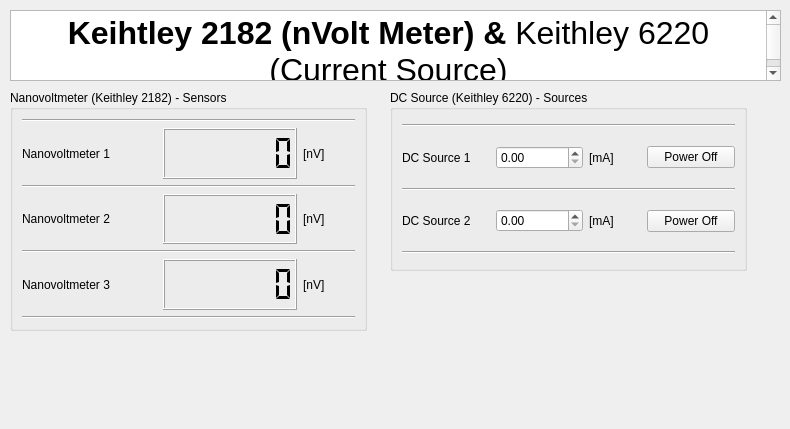
This is Keithley/Keithley_Control.ui in Cryostat-GUI/Cryostat-GUI as Qt 5 draws it before an edit. The edited form follows.
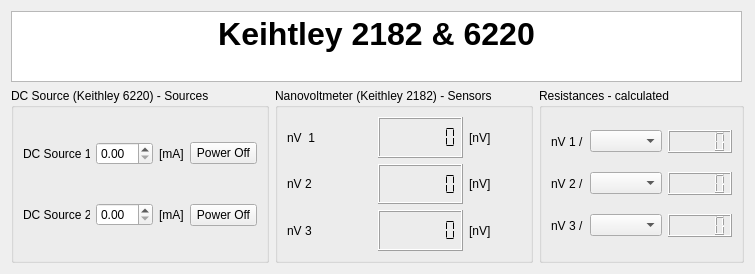
This is the edited form.

The edit to the form file:
```diff
--- a/Keithley/Keithley_Control.ui
+++ b/Keithley/Keithley_Control.ui
@@ -6,202 +6,22 @@
    <rect>
     <x>0</x>
     <y>0</y>
-    <width>790</width>
-    <height>429</height>
+    <width>755</width>
+    <height>274</height>
    </rect>
   </property>
+  <property name="minimumSize">
+   <size>
+    <width>755</width>
+    <height>274</height>
+   </size>
+  </property>
   <property name="windowTitle">
    <string>Form</string>
   </property>
-  <widget class="QTextBrowser" name="textBrowser">
-   <property name="geometry">
-    <rect>
-     <x>10</x>
-     <y>10</y>
-     <width>771</width>
-     <height>71</height>
-    </rect>
-   </property>
-   <property name="minimumSize">
-    <size>
-     <width>731</width>
-     <height>71</height>
-    </size>
-   </property>
-   <property name="maximumSize">
-    <size>
-     <width>16777215</width>
-     <height>71</height>
-    </size>
-   </property>
-   <property name="frameShape">
-    <enum>QFrame::StyledPanel</enum>
-   </property>
-   <property name="frameShadow">
-    <enum>QFrame::Raised</enum>
-   </property>
-   <property name="html">
-    <string>&lt;!DOCTYPE HTML PUBLIC &quot;-//W3C//DTD HTML 4.0//EN&quot; &quot;http://www.w3.org/TR/REC-html40/strict.dtd&quot;&gt;
-&lt;html&gt;&lt;head&gt;&lt;meta name=&quot;qrichtext&quot; content=&quot;1&quot; /&gt;&lt;style type=&quot;text/css&quot;&gt;
-p, li { white-space: pre-wrap; }
-&lt;/style&gt;&lt;/head&gt;&lt;body style=&quot; font-family:'.SF NS Text'; font-size:13pt; font-weight:400; font-style:normal;&quot;&gt;
-&lt;p align=&quot;center&quot; style=&quot; margin-top:0px; margin-bottom:0px; margin-left:0px; margin-right:0px; -qt-block-indent:0; text-indent:0px;&quot;&gt;&lt;span style=&quot; font-family:'MS Shell Dlg 2'; font-size:24pt; font-weight:600;&quot;&gt;Keihtley 2182 (nVolt Meter) &amp;amp; &lt;/span&gt;&lt;span style=&quot; font-family:'MS Shell Dlg 2'; font-size:24pt;&quot;&gt;Keithley 6220 (Current Source)&lt;/span&gt;&lt;/p&gt;&lt;/body&gt;&lt;/html&gt;</string>
-   </property>
-  </widget>
-  <widget class="QGroupBox" name="groupReadings">
-   <property name="geometry">
-    <rect>
-     <x>10</x>
-     <y>90</y>
-     <width>357</width>
-     <height>241</height>
-    </rect>
-   </property>
-   <property name="title">
-    <string>Nanovoltmeter (Keithley 2182) - Sensors</string>
-   </property>
-   <property name="flat">
-    <bool>false</bool>
-   </property>
-   <property name="checkable">
-    <bool>false</bool>
-   </property>
-   <layout class="QGridLayout" columnstretch="0,0,0">
-    <item row="4" column="2">
-     <widget class="QLabel" name="label_5">
-      <property name="maximumSize">
-       <size>
-        <width>52</width>
-        <height>16777215</height>
-       </size>
-      </property>
-      <property name="text">
-       <string>[nV]</string>
-      </property>
-     </widget>
-    </item>
-    <item row="7" column="0" colspan="3">
-     <widget class="Line" name="line_4">
-      <property name="orientation">
-       <enum>Qt::Horizontal</enum>
-      </property>
-     </widget>
-    </item>
-    <item row="2" column="0" colspan="3">
-     <widget class="Line" name="line_2">
-      <property name="orientation">
-       <enum>Qt::Horizontal</enum>
-      </property>
-     </widget>
-    </item>
-    <item row="5" column="0" colspan="3">
-     <widget class="Line" name="line_3">
-      <property name="orientation">
-       <enum>Qt::Horizontal</enum>
-      </property>
-     </widget>
-    </item>
-    <item row="6" column="2">
-     <widget class="QLabel" name="label_6">
-      <property name="maximumSize">
-       <size>
-        <width>52</width>
-        <height>16777215</height>
-       </size>
-      </property>
-      <property name="text">
-       <string>[nV]</string>
-      </property>
-     </widget>
-    </item>
-    <item row="4" column="1">
-     <widget class="QLCDNumber" name="lcdSensor2_nV">
-      <property name="digitCount">
-       <number>7</number>
-      </property>
-      <property name="segmentStyle">
-       <enum>QLCDNumber::Flat</enum>
-      </property>
-     </widget>
-    </item>
-    <item row="4" column="0">
-     <widget class="QLabel" name="label_2">
-      <property name="text">
-       <string>Nanovoltmeter 2</string>
-      </property>
-     </widget>
-    </item>
+  <layout class="QGridLayout" name="gridLayout">
     <item row="1" column="0">
-     <widget class="QLabel" name="label">
-      <property name="text">
-       <string>Nanovoltmeter 1</string>
-      </property>
-     </widget>
-    </item>
-    <item row="6" column="0">
-     <widget class="QLabel" name="label_3">
-      <property name="text">
-       <string>Nanovoltmeter 3</string>
-      </property>
-     </widget>
-    </item>
-    <item row="6" column="1">
-     <widget class="QLCDNumber" name="lcdSensor3_nV">
-      <property name="digitCount">
-       <number>7</number>
-      </property>
-      <property name="segmentStyle">
-       <enum>QLCDNumber::Flat</enum>
-      </property>
-     </widget>
-    </item>
-    <item row="1" column="1">
-     <widget class="QLCDNumber" name="lcdSensor1_nV">
-      <property name="frameShape">
-       <enum>QFrame::Box</enum>
-      </property>
-      <property name="frameShadow">
-       <enum>QFrame::Raised</enum>
-      </property>
-      <property name="digitCount">
-       <number>7</number>
-      </property>
-      <property name="segmentStyle">
-       <enum>QLCDNumber::Flat</enum>
-      </property>
-     </widget>
-    </item>
-    <item row="1" column="2">
-     <widget class="QLabel" name="label_4">
-      <property name="maximumSize">
-       <size>
-        <width>52</width>
-        <height>16777215</height>
-       </size>
-      </property>
-      <property name="text">
-       <string>[nV]</string>
-      </property>
-     </widget>
-    </item>
-    <item row="0" column="0" colspan="3">
-     <widget class="Line" name="line">
-      <property name="orientation">
-       <enum>Qt::Horizontal</enum>
-      </property>
-     </widget>
-    </item>
-   </layout>
-  </widget>
   <widget class="QGroupBox" name="groupReadings_2">
-   <property name="geometry">
-    <rect>
-     <x>390</x>
-     <y>90</y>
-     <width>357</width>
-     <height>181</height>
-    </rect>
-   </property>
    <property name="title">
     <string>DC Source (Keithley 6220) - Sources</string>
    </property>
@@ -212,61 +32,27 @@
     <bool>false</bool>
    </property>
    <layout class="QGridLayout" name="_2" columnstretch="0,0,0,0">
-    <item row="4" column="3">
+      <item row="2" column="3">
      <widget class="QPushButton" name="pushButton_2">
       <property name="text">
        <string>Power Off</string>
       </property>
      </widget>
     </item>
-    <item row="1" column="1">
+      <item row="0" column="1">
      <widget class="QDoubleSpinBox" name="spinSetCurrent1_mA"/>
     </item>
-    <item row="1" column="3">
+      <item row="0" column="3">
      <widget class="QPushButton" name="pushButton_1">
       <property name="text">
        <string>Power Off</string>
       </property>
      </widget>
     </item>
-    <item row="2" column="0" colspan="4">
-     <widget class="Line" name="line_6">
-      <property name="orientation">
-       <enum>Qt::Horizontal</enum>
-      </property>
-     </widget>
-    </item>
-    <item row="5" column="0" colspan="4">
-     <widget class="Line" name="line_7">
-      <property name="orientation">
-       <enum>Qt::Horizontal</enum>
-      </property>
-     </widget>
-    </item>
-    <item row="4" column="1">
+      <item row="2" column="1">
      <widget class="QDoubleSpinBox" name="spinSetCurrent2_mA"/>
     </item>
-    <item row="0" column="0" colspan="4">
-     <widget class="Line" name="line_8">
-      <property name="orientation">
-       <enum>Qt::Horizontal</enum>
-      </property>
-     </widget>
-    </item>
-    <item row="4" column="2">
-     <widget class="QLabel" name="label_7">
-      <property name="maximumSize">
-       <size>
-        <width>52</width>
-        <height>16777215</height>
-       </size>
-      </property>
-      <property name="text">
-       <string>[mA]</string>
-      </property>
-     </widget>
-    </item>
-    <item row="1" column="0">
+      <item row="0" column="0">
      <widget class="QLabel" name="label_10">
       <property name="minimumSize">
        <size>
@@ -279,7 +65,33 @@
       </property>
      </widget>
     </item>
-    <item row="4" column="0">
+      <item row="2" column="2">
+       <widget class="QLabel" name="label_7">
+        <property name="maximumSize">
+         <size>
+          <width>52</width>
+          <height>16777215</height>
+         </size>
+        </property>
+        <property name="text">
+         <string>[mA]</string>
+        </property>
+       </widget>
+      </item>
+      <item row="0" column="2">
+       <widget class="QLabel" name="label_12">
+        <property name="maximumSize">
+         <size>
+          <width>52</width>
+          <height>16777215</height>
+         </size>
+        </property>
+        <property name="text">
+         <string>[mA]</string>
+        </property>
+       </widget>
+      </item>
+      <item row="2" column="0">
      <widget class="QLabel" name="label_9">
       <property name="minimumSize">
        <size>
@@ -292,8 +104,23 @@
       </property>
      </widget>
     </item>
-    <item row="1" column="2">
-     <widget class="QLabel" name="label_12">
+     </layout>
+    </widget>
+   </item>
+   <item row="1" column="1">
+    <widget class="QGroupBox" name="groupReadings">
+     <property name="title">
+      <string>Nanovoltmeter (Keithley 2182) - Sensors</string>
+     </property>
+     <property name="flat">
+      <bool>false</bool>
+     </property>
+     <property name="checkable">
+      <bool>false</bool>
+     </property>
+     <layout class="QGridLayout" columnstretch="0,0,0">
+      <item row="2" column="2">
+       <widget class="QLabel" name="label_5">
       <property name="maximumSize">
        <size>
         <width>52</width>
@@ -301,12 +128,174 @@
        </size>
       </property>
       <property name="text">
-       <string>[mA]</string>
+         <string>[nV]</string>
       </property>
      </widget>
     </item>
-   </layout>
-  </widget>
+      <item row="3" column="2">
+       <widget class="QLabel" name="label_6">
+        <property name="maximumSize">
+         <size>
+          <width>52</width>
+          <height>16777215</height>
+         </size>
+        </property>
+        <property name="text">
+         <string>[nV]</string>
+        </property>
+       </widget>
+      </item>
+      <item row="2" column="1">
+       <widget class="QLCDNumber" name="lcdSensor2_nV">
+        <property name="digitCount">
+         <number>7</number>
+        </property>
+        <property name="segmentStyle">
+         <enum>QLCDNumber::Flat</enum>
+        </property>
+       </widget>
+      </item>
+      <item row="0" column="0">
+       <widget class="QLabel" name="label">
+        <property name="text">
+         <string>nV  1</string>
+        </property>
+       </widget>
+      </item>
+      <item row="3" column="0">
+       <widget class="QLabel" name="label_3">
+        <property name="text">
+         <string>nV 3</string>
+        </property>
+       </widget>
+      </item>
+      <item row="3" column="1">
+       <widget class="QLCDNumber" name="lcdSensor3_nV">
+        <property name="digitCount">
+         <number>7</number>
+        </property>
+        <property name="segmentStyle">
+         <enum>QLCDNumber::Flat</enum>
+        </property>
+       </widget>
+      </item>
+      <item row="0" column="1">
+       <widget class="QLCDNumber" name="lcdSensor1_nV">
+        <property name="frameShape">
+         <enum>QFrame::Box</enum>
+        </property>
+        <property name="frameShadow">
+         <enum>QFrame::Raised</enum>
+        </property>
+        <property name="digitCount">
+         <number>7</number>
+        </property>
+        <property name="segmentStyle">
+         <enum>QLCDNumber::Flat</enum>
+        </property>
+       </widget>
+      </item>
+      <item row="0" column="2">
+       <widget class="QLabel" name="label_4">
+        <property name="maximumSize">
+         <size>
+          <width>52</width>
+          <height>16777215</height>
+         </size>
+        </property>
+        <property name="text">
+         <string>[nV]</string>
+        </property>
+       </widget>
+      </item>
+      <item row="2" column="0">
+       <widget class="QLabel" name="label_2">
+        <property name="text">
+         <string>nV 2</string>
+        </property>
+       </widget>
+      </item>
+     </layout>
+    </widget>
+   </item>
+   <item row="0" column="0" colspan="2">
+    <widget class="QTextBrowser" name="textBrowser">
+     <property name="minimumSize">
+      <size>
+       <width>731</width>
+       <height>71</height>
+      </size>
+     </property>
+     <property name="maximumSize">
+      <size>
+       <width>16777215</width>
+       <height>71</height>
+      </size>
+     </property>
+     <property name="frameShape">
+      <enum>QFrame::StyledPanel</enum>
+     </property>
+     <property name="frameShadow">
+      <enum>QFrame::Raised</enum>
+     </property>
+     <property name="html">
+      <string>&lt;!DOCTYPE HTML PUBLIC &quot;-//W3C//DTD HTML 4.0//EN&quot; &quot;http://www.w3.org/TR/REC-html40/strict.dtd&quot;&gt;
+&lt;html&gt;&lt;head&gt;&lt;meta name=&quot;qrichtext&quot; content=&quot;1&quot; /&gt;&lt;style type=&quot;text/css&quot;&gt;
+p, li { white-space: pre-wrap; }
+&lt;/style&gt;&lt;/head&gt;&lt;body style=&quot; font-family:'.SF NS Text'; font-size:13pt; font-weight:400; font-style:normal;&quot;&gt;
+&lt;p align=&quot;center&quot; style=&quot; margin-top:0px; margin-bottom:0px; margin-left:0px; margin-right:0px; -qt-block-indent:0; text-indent:0px;&quot;&gt;&lt;span style=&quot; font-family:'MS Shell Dlg 2'; font-size:24pt; font-weight:600;&quot;&gt;Keihtley 2182 &amp;amp; 6220&lt;/span&gt;&lt;/p&gt;&lt;/body&gt;&lt;/html&gt;</string>
+     </property>
+    </widget>
+   </item>
+   <item row="1" column="2">
+    <widget class="QGroupBox" name="groupBox">
+     <property name="title">
+      <string>Resistances - calculated</string>
+     </property>
+     <layout class="QGridLayout" name="gridLayout_2">
+      <item row="1" column="2">
+       <widget class="QLCDNumber" name="lcdResistance3"/>
+      </item>
+      <item row="1" column="1">
+       <widget class="QComboBox" name="comboBox_2"/>
+      </item>
+      <item row="0" column="2">
+       <widget class="QLCDNumber" name="lcdResistance1"/>
+      </item>
+      <item row="0" column="1">
+       <widget class="QComboBox" name="comboBox_1"/>
+      </item>
+      <item row="2" column="1">
+       <widget class="QComboBox" name="comboBox_3"/>
+      </item>
+      <item row="2" column="2">
+       <widget class="QLCDNumber" name="lcdResistance2"/>
+      </item>
+      <item row="0" column="0">
+       <widget class="QLabel" name="label_8">
+        <property name="text">
+         <string>nV 1 /</string>
+        </property>
+       </widget>
+      </item>
+      <item row="2" column="0">
+       <widget class="QLabel" name="label_11">
+        <property name="text">
+         <string>nV 3 /</string>
+        </property>
+       </widget>
+      </item>
+      <item row="1" column="0">
+       <widget class="QLabel" name="label_13">
+        <property name="text">
+         <string>nV 2 /</string>
+        </property>
+       </widget>
+      </item>
+     </layout>
+    </widget>
+   </item>
+  </layout>
  </widget>
  <resources/>
  <connections/>
```
Lines whose indentation alone changed are shown as unchanged.
